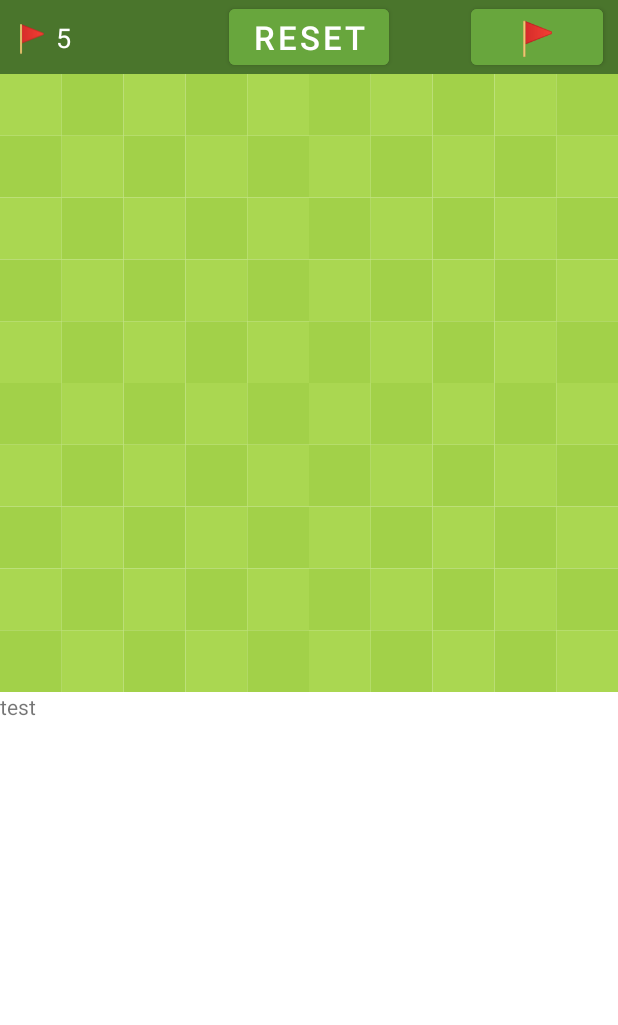
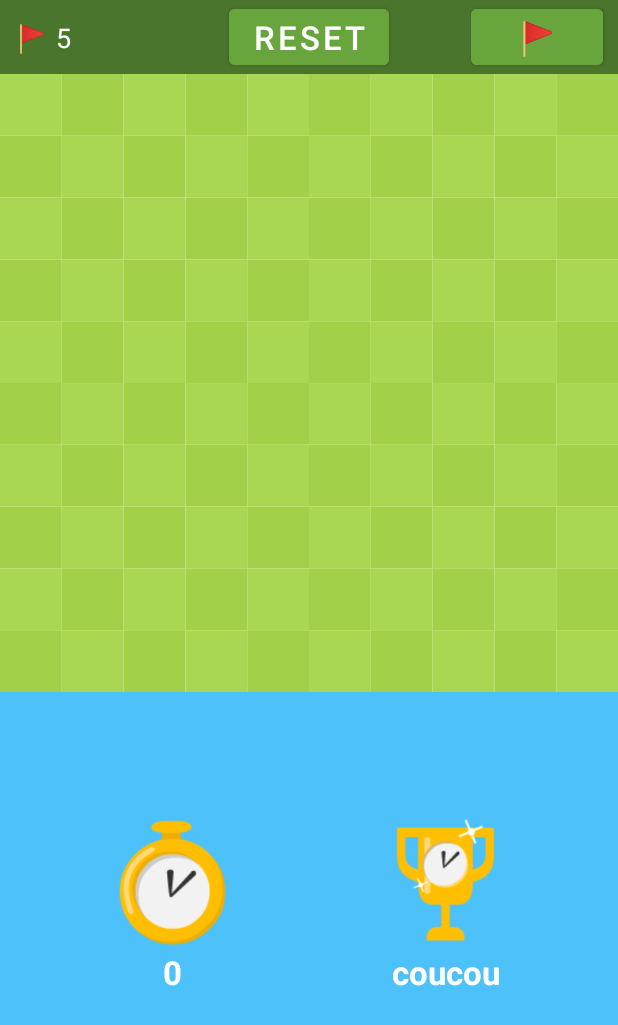
Before and after one commit to BaptisteMartinet/Minesweeper, an Android app: the screen it shows after launch (MainActivity), after a tap on an icon or button, on a phone screen of 412 x 824 dp. Shown: the top 1025 px of the screen. Run offline under Robolectric (Android 15) with nearby library versions, the light colour scheme and no system bars.

Commit message:
feat: start implementing chronometer system

```diff
--- a/app/src/main/java/griffith/baptiste/martinet/minesweeper/MainActivity.kt
+++ b/app/src/main/java/griffith/baptiste/martinet/minesweeper/MainActivity.kt
@@ -5,20 +5,34 @@ import android.content.DialogInterface
 import androidx.appcompat.app.AppCompatActivity
 import android.os.Bundle
 import android.widget.Button
+import android.widget.Chronometer
 import android.widget.TextView
-import android.widget.Toast
+import android.os.SystemClock
+import java.util.concurrent.TimeUnit
+
+
 
 class MainActivity : AppCompatActivity() {
-  private lateinit var minesweeperGame: MinesweeperGame
+  private lateinit var _minesweeperGame: MinesweeperGame
 
   override fun onCreate(savedInstanceState: Bundle?) {
     super.onCreate(savedInstanceState)
     setContentView(R.layout.activity_main)
 
     val remainingFlags = findViewById<TextView>(R.id.remainingFlags)
-    minesweeperGame = findViewById(R.id.game)
-    minesweeperGame.remainingFlagsTextView = remainingFlags
-    minesweeperGame.updateRemainingFlagsText()
+    val chronometer = findViewById<Chronometer>(R.id.chronometer)
+    chronometer.text = "0"
+    chronometer.setOnChronometerTickListener { chrono ->
+      val elapsedMilliseconds = SystemClock.elapsedRealtime() - chrono.base
+      val elapsedSeconds = TimeUnit.MILLISECONDS.toSeconds(elapsedMilliseconds)
+      chrono.text = elapsedSeconds.toString()
+    }
+    _minesweeperGame = findViewById(R.id.game)
+
+    _minesweeperGame.chronometer = chronometer
+    _minesweeperGame.remainingFlagsTextView = remainingFlags
+    _minesweeperGame.updateRemainingFlagsText()
+
     val resetBtn = findViewById<Button>(R.id.resetBtn)
     resetBtn.setOnClickListener {
       showDialog()
@@ -26,12 +40,12 @@ class MainActivity : AppCompatActivity() {
 
     val modeBtn = findViewById<Button>(R.id.modeBtn)
     modeBtn.setOnClickListener {
-      if (minesweeperGame.getMode() == MinesweeperGame.ModeEnum.UNCOVERING) {
+      if (_minesweeperGame.getMode() == MinesweeperGame.ModeEnum.UNCOVERING) {
         modeBtn.text = getString(R.string.flagging_mode)
-        minesweeperGame.setMode(MinesweeperGame.ModeEnum.FLAGGING)
+        _minesweeperGame.setMode(MinesweeperGame.ModeEnum.FLAGGING)
       } else {
         modeBtn.text = getString(R.string.uncovering_mode)
-        minesweeperGame.setMode(MinesweeperGame.ModeEnum.UNCOVERING)
+        _minesweeperGame.setMode(MinesweeperGame.ModeEnum.UNCOVERING)
       }
     }
   }
@@ -43,7 +57,7 @@ class MainActivity : AppCompatActivity() {
     builder.setMessage("Do you want to reset the game?")
     val dialogClickListener = DialogInterface.OnClickListener { _, which ->
       when (which) {
-        DialogInterface.BUTTON_POSITIVE -> minesweeperGame.reset()
+        DialogInterface.BUTTON_POSITIVE -> _minesweeperGame.reset()
       }
     }
     builder.setPositiveButton("YES", dialogClickListener)
--- a/app/src/main/java/griffith/baptiste/martinet/minesweeper/MinesweeperGame.kt
+++ b/app/src/main/java/griffith/baptiste/martinet/minesweeper/MinesweeperGame.kt
@@ -4,11 +4,13 @@ import android.annotation.SuppressLint
 import android.content.Context
 import android.graphics.*
 import android.os.CountDownTimer
+import android.os.SystemClock
 import android.text.TextPaint
 import android.util.AttributeSet
 import android.util.Log
 import android.view.MotionEvent
 import android.view.View
+import android.widget.Chronometer
 import android.widget.TextView
 import android.widget.Toast
 import androidx.core.content.ContextCompat
@@ -24,12 +26,12 @@ class MinesweeperGame(context: Context, attrs: AttributeSet) : View(context, att
   }
 
   lateinit var remainingFlagsTextView: TextView
+  lateinit var chronometer: Chronometer
 
   private var _boardSize: Int
   private var _nbMines: Int
   private var _cellSize: Float = 0f
   private var _mode = ModeEnum.UNCOVERING
-  private lateinit var _timer: Timer
   private var _isTimerRunning: Boolean = false
 
   private val _paintCellBackground: List<Paint> = List(2) { Paint() }
@@ -67,17 +69,21 @@ class MinesweeperGame(context: Context, attrs: AttributeSet) : View(context, att
   private fun startTimer() {
     if (_isTimerRunning)
       return
-    _timer = fixedRateTimer("minesweeper-timer", true, 1000, 1000) {
-      println("Hello")
-    }
+    chronometer.base = SystemClock.elapsedRealtime()
+    chronometer.start()
     _isTimerRunning = true
   }
 
   private fun stopTimer() {
     if (!_isTimerRunning)
       return
-    _timer.cancel()
+    chronometer.stop()
     _isTimerRunning = false
+  }
+
+  private fun registerTimeToDatabase() {
+    val elapsedMillis: Long = SystemClock.elapsedRealtime() - chronometer.base
+    Log.i("minesweeper", "timervalue: ${elapsedMillis}")
   }
 
   fun reset() {
--- a/app/src/main/res/layout/activity_main.xml
+++ b/app/src/main/res/layout/activity_main.xml
@@ -16,13 +16,13 @@
       android:id="@+id/remainingFlags"
       android:layout_width="wrap_content"
       android:layout_height="wrap_content"
+      android:layout_marginStart="10dp"
+      android:text="@string/nb_remaining_flags"
+      android:textColor="@color/white"
+      android:textSize="18sp"
       app:layout_constraintBottom_toBottomOf="parent"
       app:layout_constraintStart_toStartOf="parent"
-      app:layout_constraintTop_toTopOf="parent"
-      android:text="@string/nb_remaining_flags"
-      android:textSize="18sp"
-      android:textColor="@color/white"
-      android:layout_marginStart="10dp"/>
+      app:layout_constraintTop_toTopOf="parent" />
 
     <Button
       android:id="@+id/resetBtn"
@@ -60,8 +60,57 @@
     app:cellBackgroundColorRevealed2="#d7b899"
     app:nbMines="5" />
 
-  <TextView
+  <androidx.constraintlayout.widget.ConstraintLayout
     android:layout_width="match_parent"
-    android:layout_height="wrap_content"
-    android:text="test"/>
+    android:layout_height="match_parent"
+    android:background="#4dc1f9">
+
+    <ImageView
+      android:id="@+id/imageClock"
+      android:layout_width="90dp"
+      android:layout_height="90dp"
+      android:layout_marginStart="70dp"
+      android:src="@drawable/clock_icon"
+      app:layout_constraintBottom_toBottomOf="parent"
+      app:layout_constraintStart_toStartOf="parent"
+      app:layout_constraintTop_toTopOf="parent"
+      app:layout_constraintVertical_bias="0.3"
+      tools:ignore="ContentDescription" />
+
+    <Chronometer
+      android:id="@+id/chronometer"
+      android:layout_width="wrap_content"
+      android:layout_height="wrap_content"
+      android:textColor="@color/white"
+      android:textSize="22sp"
+      android:textStyle="bold"
+      app:layout_constraintEnd_toEndOf="@+id/imageClock"
+      app:layout_constraintStart_toStartOf="@+id/imageClock"
+      app:layout_constraintTop_toBottomOf="@+id/imageClock" />
+
+    <ImageView
+      android:id="@+id/imageTrophy"
+      android:layout_width="90dp"
+      android:layout_height="90dp"
+      android:layout_marginEnd="70dp"
+      android:src="@drawable/trophy_icon"
+      app:layout_constraintBottom_toBottomOf="parent"
+      app:layout_constraintEnd_toEndOf="parent"
+      app:layout_constraintTop_toTopOf="parent"
+      app:layout_constraintVertical_bias="0.3"
+      tools:ignore="ContentDescription" />
+
+    <TextView
+      android:id="@+id/bestTime"
+      android:layout_width="wrap_content"
+      android:layout_height="wrap_content"
+      android:text="coucou"
+      android:textColor="@color/white"
+      android:textSize="22sp"
+      android:textStyle="bold"
+      app:layout_constraintEnd_toEndOf="@+id/imageTrophy"
+      app:layout_constraintStart_toStartOf="@+id/imageTrophy"
+      app:layout_constraintTop_toBottomOf="@+id/imageTrophy" />
+
+  </androidx.constraintlayout.widget.ConstraintLayout>
 </LinearLayout>
--- a/app/src/main/res/values/strings.xml
+++ b/app/src/main/res/values/strings.xml
@@ -5,4 +5,5 @@
   <string name="uncovering_mode">🎮</string>
   <string name="mine">💣</string>
   <string name="nb_remaining_flags">🚩 %d</string>
+  <string name="clock">%d</string>
 </resources>
```
Also changed, not shown: app/src/main/res/drawable/clock_icon.png (added), app/src/main/res/drawable/trophy_icon.png (added).
